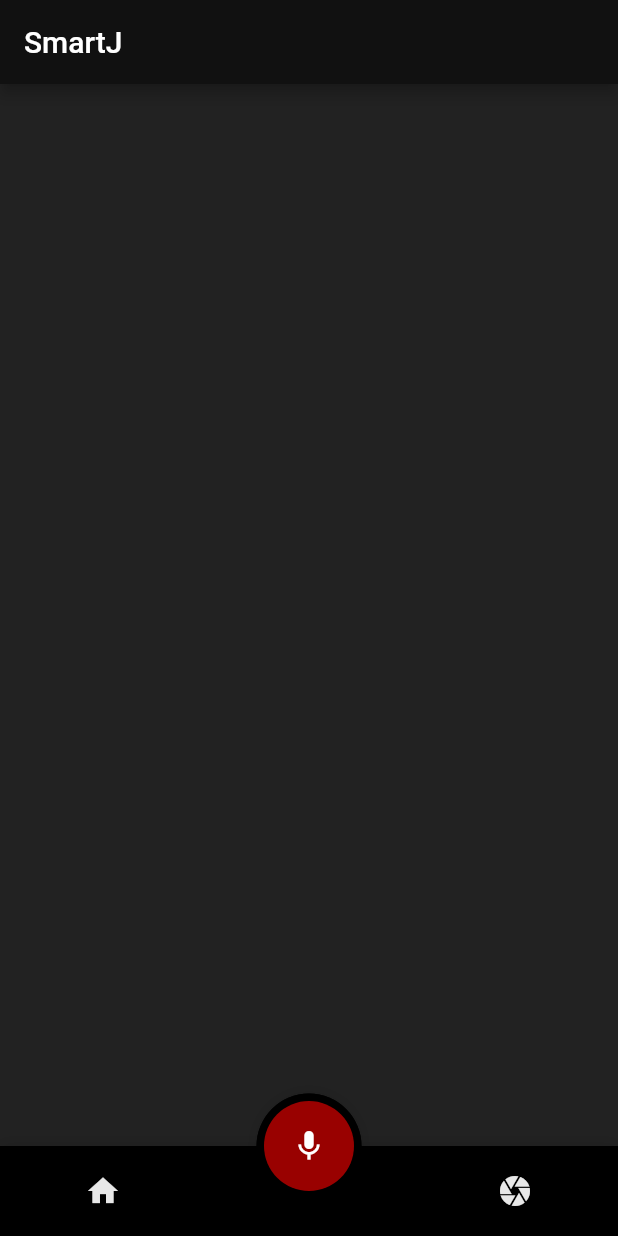
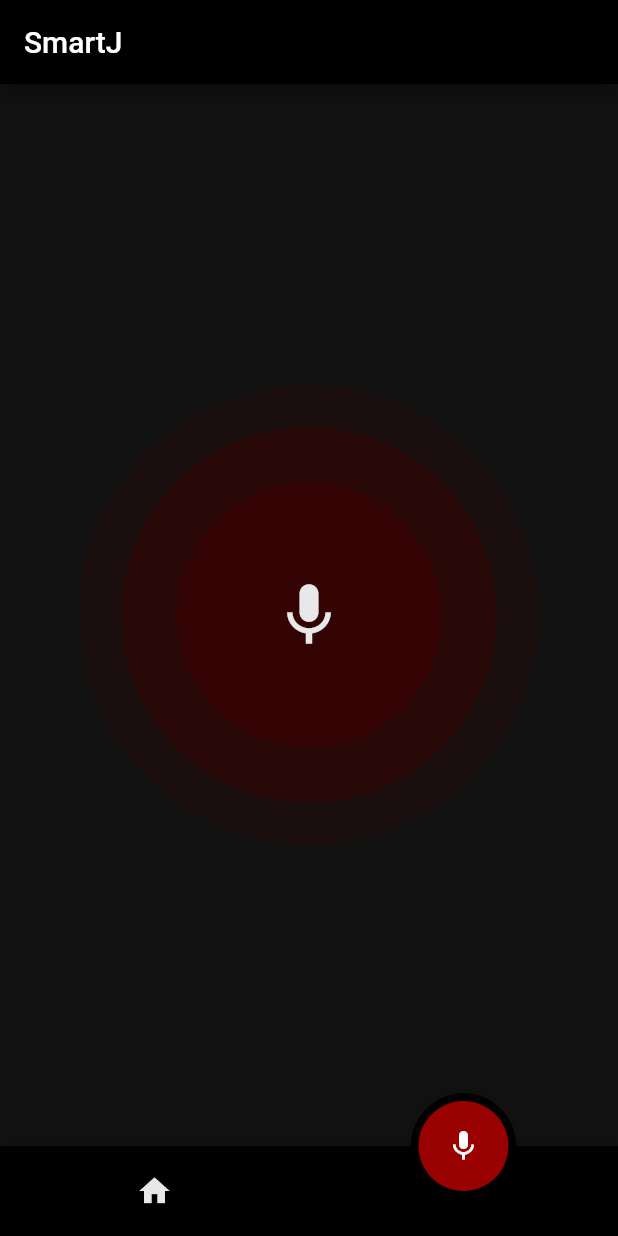
Before and after one commit to renatoaraujo/SmartJ-AI-App, a Flutter app: the screen it shows after launch, item 2 of the bottom bar chosen, on a phone screen of 412 x 824 dp. Run offline on Flutter 3.47's test engine with Material 2 defaults, Android fonts, the phone set to English and light mode, and no system bars; drawn by our look-alikes of fancy_bottom_navigation; our stand-ins replace permission_handler; missing offline and left inert: flutter_statusbarcolor, medcorder_audio.

Commit message:
Layout implementation for basic app in version 0.1.0

```diff
--- /dev/null
+++ b/lib/Controller/BasePage.dart
@@ -0,0 +1,57 @@
+import 'package:fancy_bottom_navigation/fancy_bottom_navigation.dart';
+import 'package:flutter/cupertino.dart';
+import 'package:flutter/material.dart';
+import 'package:mobile_app/Controller/HomePage.dart';
+import 'package:mobile_app/Controller/RecorderPage.dart';
+import 'package:mobile_app/Helper/Colors.dart';
+
+class BasePage extends StatefulWidget {
+  @override
+  _BasePageState createState() => _BasePageState();
+}
+
+class _BasePageState extends State<BasePage> {
+  int currentPage = 0;
+
+  GlobalKey bottomNavigationKey = GlobalKey();
+
+  @override
+  Widget build(BuildContext context) {
+    return new Scaffold(
+        appBar: new AppBar(
+            title: new Text('SmartJ'),
+            backgroundColor: CustomColors.black0),
+        backgroundColor: CustomColors.lightBlack1,
+        body: _getPage(currentPage),
+        bottomNavigationBar: FancyBottomNavigation(
+          tabs: [
+            TabData(iconData: Icons.home, title: "Home"),
+            TabData(iconData: Icons.mic, title: "Recorder"),
+          ],
+          onTabChangedListener: (position) {
+            _setPage(position);
+          },
+          barBackgroundColor: CustomColors.black0,
+          circleColor: CustomColors.schizophreniaRed,
+          inactiveIconColor: CustomColors.woolWhite,
+        )
+    );
+  }
+
+  void _setPage(int position) {
+    setState(() {
+      currentPage = position;
+    });
+  }
+
+  _getPage(int page) {
+    switch (page) {
+      case 0:
+        return new HomePage();
+      case 1:
+        return new RecorderPage();
+      default:
+        return new HomePage();
+    }
+  }
+}
--- a/lib/Controller/HomePage.dart
+++ b/lib/Controller/HomePage.dart
@@ -1,35 +1,20 @@
-import 'package:fancy_bottom_navigation/fancy_bottom_navigation.dart';
-import 'package:flutter/cupertino.dart';
 import 'package:flutter/material.dart';
 import 'package:mobile_app/Helper/Colors.dart';
-import 'package:mobile_app/Helper/Navigation.dart';
 
-class HomePage extends StatelessWidget {
+class HomePage extends StatefulWidget {
+  @override
+  _HomePageState createState() => _HomePageState();
+}
+
+class _HomePageState extends State<HomePage> {
   @override
   Widget build(BuildContext context) {
-    return new Scaffold(
-        appBar: new AppBar(
-            title: new Text('SmartJ'),
-            backgroundColor: CustomColors.lightBlack1),
-        backgroundColor: CustomColors.lightBlack2,
-        body: new Center(
-          child: new Column(
-            mainAxisAlignment: MainAxisAlignment.center,
-            children: <Widget>[],
-          ),
-        ),
-        bottomNavigationBar: FancyBottomNavigation(
-          tabs: [
-            TabData(iconData: Icons.home, title: "Home"),
-            TabData(iconData: Icons.mic, title: "Recorder"),
-            TabData(iconData: Icons.camera, title: "Camera"),
-          ],
-          onTabChangedListener: (position) {
-            return Navigation.buildPage(position);
-          },
-          barBackgroundColor: CustomColors.black0,
-          circleColor: CustomColors.schizophreniaRed,
-          inactiveIconColor: CustomColors.woolWhite,
-        ));
+    return new Center(
+      child: new Text(
+        'Nothing yet',
+        style: TextStyle(
+            fontWeight: FontWeight.bold, color: CustomColors.woolWhite),
+      ),
+    );
   }
 }
--- /dev/null
+++ b/lib/Controller/RecorderPage.dart
@@ -0,0 +1,214 @@
+import 'dart:async';
+import 'dart:math';
+import 'package:flutter/material.dart';
+import 'package:medcorder_audio/medcorder_audio.dart';
+import 'package:mobile_app/Helper/Colors.dart';
+
+class RecorderPage extends StatefulWidget {
+  @override
+  _RecorderPageState createState() => new _RecorderPageState();
+}
+
+class _RecorderPageState extends State<RecorderPage>
+    with SingleTickerProviderStateMixin {
+  MedcorderAudio audioModule = new MedcorderAudio();
+  bool canRecord = true;
+  double recordPower = 0.0;
+  double recordPosition = 0.0;
+  bool isRecording = false;
+  bool isPlay = false;
+  double playPosition = 0.0;
+  String file = "";
+
+  AnimationController _controller;
+
+  @override
+  initState() {
+    super.initState();
+    audioModule.setCallBack((dynamic data) {
+      _onEvent(data);
+    });
+    _controller = new AnimationController(
+      vsync: this,
+    );
+    _initSettings();
+  }
+
+  @override
+  void dispose() {
+    _controller.dispose();
+    super.dispose();
+  }
+
+  void _startAnimation() {
+    _controller.stop();
+    _controller.reset();
+    _controller.repeat(
+      period: Duration(seconds: 1),
+    );
+  }
+
+  void _stopAnimation() {
+    _controller.stop();
+  }
+
+  Future _initSettings() async {
+    final String result = await audioModule.checkMicrophonePermissions();
+    if (result == 'OK') {
+      await audioModule.setAudioSettings();
+      setState(() {
+        canRecord = true;
+      });
+    }
+    return;
+  }
+
+  Future _startRecording() async {
+    try {
+      DateTime time = new DateTime.now();
+      setState(() {
+        file = time.millisecondsSinceEpoch.toString();
+      });
+      final String result = await audioModule.startRecord(file);
+      setState(() {
+        isRecording = true;
+      });
+      _startAnimation();
+    } catch (e) {
+      file = "";
+    }
+  }
+
+  Future _stopRecording() async {
+    try {
+      final String result = await audioModule.stopRecord();
+      setState(() {
+        isRecording = false;
+      });
+      _stopAnimation();
+    } catch (e) {
+      setState(() {
+        isRecording = false;
+      });
+    }
+  }
+
+  Future _startStopPlay() async {
+    if (isPlay) {
+      await audioModule.stopPlay();
+    } else {
+      await audioModule.startPlay({
+        "file": file,
+        "position": 0.0,
+      });
+    }
+  }
+
+  void _onEvent(dynamic event) {
+    if (event['code'] == 'recording') {
+      double power = event['peakPowerForChannel'];
+      setState(() {
+        recordPower = (60.0 - power.abs().floor()).abs();
+        recordPosition = event['currentTime'];
+      });
+    }
+    if (event['code'] == 'playing') {
+      String url = event['url'];
+      setState(() {
+        playPosition = event['currentTime'];
+        isPlay = true;
+      });
+    }
+    if (event['code'] == 'audioPlayerDidFinishPlaying') {
+      setState(() {
+        playPosition = 0.0;
+        isPlay = false;
+      });
+    }
+  }
+
+  // Animation for the ball
+
+  // End animation
+
+  @override
+  Widget build(BuildContext context) {
+    return new Center(
+      child: canRecord
+          ? new Column(
+              mainAxisAlignment: MainAxisAlignment.center,
+              crossAxisAlignment: CrossAxisAlignment.center,
+              children: <Widget>[
+                new CustomPaint(
+                  painter: new SpritePainter(_controller),
+                  child: GestureDetector(
+                    onLongPressStart: (e) => _startRecording(),
+                    onLongPressEnd: (e) => _stopRecording(),
+                    child: new SizedBox(
+                        width: 250.0,
+                        height: 250.0,
+                        child: new IconButton(
+                          color: CustomColors.schizophreniaRed,
+                          padding: new EdgeInsets.all(0.0),
+                          icon: new Icon(Icons.mic, size: 50.0, color: CustomColors.woolWhite,),
+                          onPressed: null,
+                        )
+                    ),
+                  ),
+                ),
+//                new InkWell(
+//                  child: new Container(
+//                    margin: new EdgeInsets.only(top: 40.0),
+//                    alignment: FractionalOffset.center,
+//                    child: new Text(isPlay ? 'Stop' : 'Play'),
+//                    height: 40.0,
+//                    width: 200.0,
+//                    color: CustomColors.schizophreniaRed,
+//                  ),
+//                  onTap: () {
+//                    if (!isRecording && file.length > 0) {
+//                      _startStopPlay();
+//                    }
+//                  },
+//                ),
+              ],
+            )
+          : new Text(
+              'Microphone Access Disabled.\nYou can enable access in Settings',
+              textAlign: TextAlign.center,
+            ),
+    );
+  }
+}
+
+class SpritePainter extends CustomPainter {
+  final Animation<double> _animation;
+
+  SpritePainter(this._animation) : super(repaint: _animation);
+
+  void circle(Canvas canvas, Rect rect, double value) {
+    double opacity = (1.0 - (value / 4.0)).clamp(0.0, 1.0);
+    Color color = new Color.fromRGBO(53, 1, 0, opacity);
+
+    double size = rect.width / 2;
+    double area = size * size;
+    double radius = sqrt(area * value / 2);
+
+    final Paint paint = new Paint()..color = color;
+    canvas.drawCircle(rect.center, radius, paint);
+  }
+
+  @override
+  void paint(Canvas canvas, Size size) {
+    Rect rect = new Rect.fromLTRB(0, 0, 250, 250);
+
+    for (int wave = 3; wave >= 0; wave--) {
+      circle(canvas, rect, wave + _animation.value);
+    }
+  }
+
+  @override
+  bool shouldRepaint(SpritePainter oldDelegate) {
+    return true;
+  }
+}
--- a/lib/Helper/Navigation.dart
+++ /dev/null
@@ -1,16 +0,0 @@
-import 'package:flutter/material.dart';
-import 'package:mobile_app/Controller/HomePage.dart';
-import 'package:mobile_app/Controller/Recorder.dart';
-
-class Navigation {
-  static Widget buildPage(int selectedPosition) {
-    print(selectedPosition.toString());
-    if (selectedPosition == 0) {
-      HomePage();
-    } else if (selectedPosition == 1) {
-      RecorderApp();
-    } else if (selectedPosition == 2) {
-      HomePage();
-    }
-  }
-}
--- a/pubspec.yaml
+++ b/pubspec.yaml
@@ -9,9 +9,10 @@ environment:
 dependencies:
   flutter:
     sdk: flutter
-  medcorder_audio:
+  medcorder_audio: ^0.0.5
   flutter_statusbarcolor: ^0.2.3
   fancy_bottom_navigation: ^0.3.2
+  permission_handler: ^4.2.0+hotfix.2
 
 dev_dependencies:
   flutter_test:
```
Also changed, not shown: lib/Controller/Recorder.dart (deleted, +0 -181 lines), lib/main.dart (+21 -8 lines), lib/Service/APISmartJ.dart (added), lib/Service/Audio.dart (deleted), pubspec.lock.
